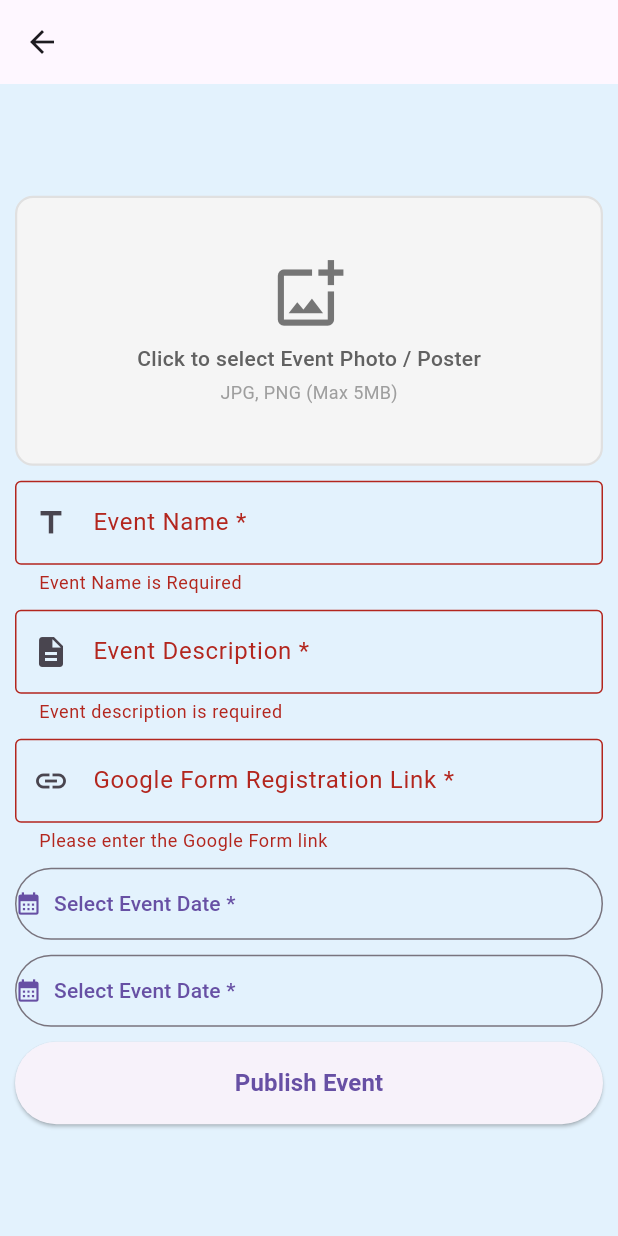
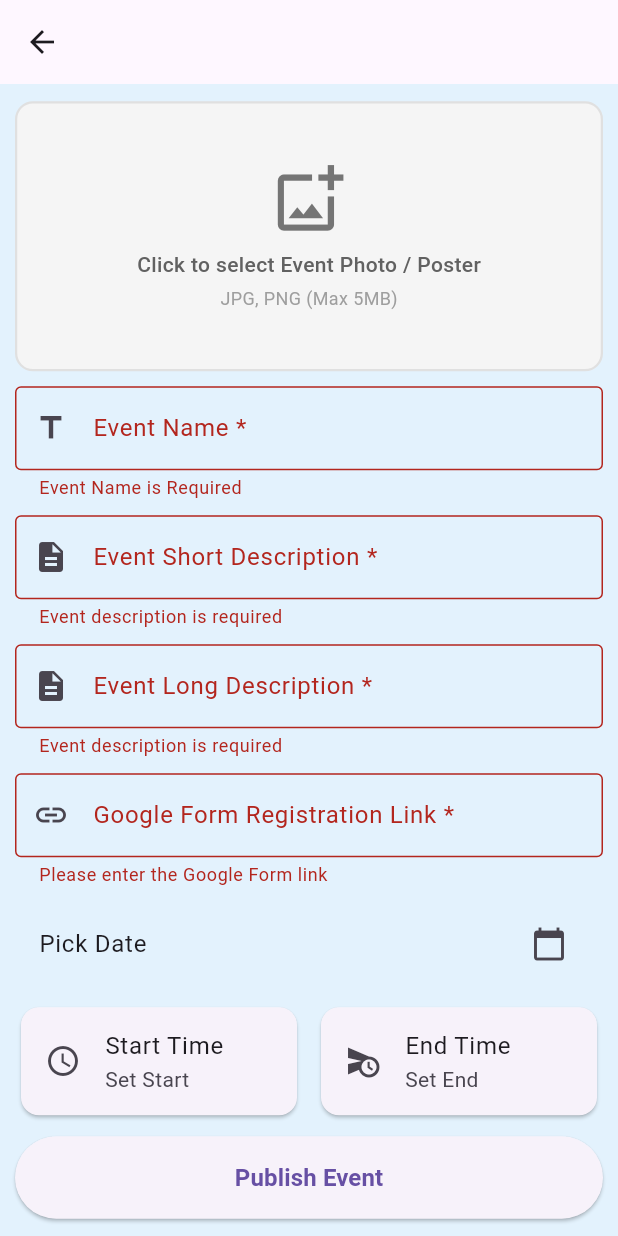
Before and after one commit to umeshhnandavja-byte/Engage, a Flutter app: the NewEventPage screen opened directly, after a tap on "Publish Event", on a phone screen of 412 x 824 dp. Run offline on Flutter 3.47's test engine with Material 3 defaults, Android fonts, the phone set to English and light mode, and no system bars; our stand-ins replace cloud_firestore, firebase_auth, firebase_core, google_sign_in, image_picker, supabase_flutter; accounts and stored records are empty.

Commit message:
Backend Image added

```diff
--- a/lib/features/ui/web/pages/new_event_page.dart
+++ b/lib/features/ui/web/pages/new_event_page.dart
@@ -1,6 +1,6 @@
 import 'package:engage/core/constants/app_constants.dart';
 import 'package:flutter/material.dart';
-import 'dart:typed_data';
+import 'dart:io';
 import 'package:image_picker/image_picker.dart';
 import 'package:cloud_firestore/cloud_firestore.dart';
 import 'package:firebase_auth/firebase_auth.dart';
@@ -27,8 +27,8 @@ class _NewEventPageState extends State<NewEventPage> {
 
   bool _isPublishing = false;
 
-  Uint8List? _selectedImageBytes;
-  String? _selectedImageName;
+  File? _selectedImage;
+  final ImagePicker _picker = ImagePicker();
 
   @override
   void dispose() {
@@ -40,19 +40,13 @@ class _NewEventPageState extends State<NewEventPage> {
   }
 
   Future<void> _pickImage() async {
-    final picker = ImagePicker();
-    final XFile? file = await picker.pickImage(
+    final XFile? pickedFile = await _picker.pickImage(
       source: ImageSource.gallery,
-      imageQuality: 85,
     );
+    if(pickedFile != null){
+      setState(() => _selectedImage = File(pickedFile.path));
+    }
 
-    if (file != null) {
-      final bytes = await file.readAsBytes();
-      setState(() {
-        _selectedImageBytes = bytes;
-        _selectedImageName = file.name;
-      });
-    }
   }
 
   Future<void> _pickDate() async{
@@ -115,26 +109,37 @@ class _NewEventPageState extends State<NewEventPage> {
     });
 
     try{
-      String uploadImageUrl = '';
+      Future<String?> _uploadToSupabase(File imageFile) async{
+        try{
 
-      if (_selectedImageBytes != null) {
+          if (_selectedImage != null) {
             final supabase = Supabase.instance.client;
-        final cleanFileName = _selectedImageName?.replaceAll(' ', '_') ?? 'poster.jpg';
-        final filePath = 'banners/${DateTime.now().millisecondsSinceEpoch}_$cleanFileName';
+            final fileName = 'banners/${user.uid}_${DateTime.now().millisecondsSinceEpoch}.jpg';
 
-        // Upload raw bytes directly to the Supabase public bucket
-        await supabase.storage.from(AppConstants.eventImagesBucket).uploadBinary(
-              filePath,
-              _selectedImageBytes!,
+            await supabase.storage.from(AppConstants.eventImagesBucket).upload(
+                  fileName,
+                  imageFile,
                   fileOptions: const FileOptions(
                     contentType: 'image/jpeg',
-                upsert: true,
+                    upsert: false,
                   ),
                 );
 
-        // Retrieve the public HTTPS image URL
-        uploadImageUrl = supabase.storage.from(AppConstants.eventImagesBucket).getPublicUrl(filePath);
+            return supabase.storage.from(AppConstants.eventImagesBucket).getPublicUrl(fileName);
           }
+        }catch(e){
+          SnackBar(content: Text('Image Upload Error: $e'));
+        }
+
+      }
+
+      String? uploadImageUrl = '';
+
+      uploadImageUrl = await _uploadToSupabase(_selectedImage!);
+
+      if (uploadImageUrl == null) {
+        setState(() => _isPublishing = false);
+        SnackBar(content: Text('Image upload failed. Please try again.'));
 
         final startDateTime = DateTime(
           _eventDate!.year, _eventDate!.month, _eventDate!.day,
@@ -159,9 +164,9 @@ class _NewEventPageState extends State<NewEventPage> {
           'registeredCount': 0,
           'registeredUsers': [],
 
-        'organiserId': user?.uid,
-        'organiserName': user?.displayName ?? 'Organiser',
-        'organiserEmail': user?.email ?? '',
+          'organiserId': user.uid,
+          'organiserName': user.displayName ?? 'Organiser',
+          'organiserEmail': user.email ?? '',
         });
 
         if (mounted) {
@@ -169,6 +174,7 @@ class _NewEventPageState extends State<NewEventPage> {
             const SnackBar(content: Text('Event published live!')),
           );
           Navigator.pop(context);
+        }
       }
     }catch(e){
       if (mounted) {
@@ -206,14 +212,14 @@ class _NewEventPageState extends State<NewEventPage> {
                         borderRadius: BorderRadius.circular(12),
                         border: Border.all(color: Colors.grey.shade300, width: 1.5),
                       ),
-                      child: _selectedImageBytes != null
+                      child: _selectedImage != null
                           ? ClipRRect(
                               borderRadius: BorderRadius.circular(10),
                               child: Stack(
                                 fit: StackFit.expand,
                                 children: [
-                                  Image.memory(
-                                    _selectedImageBytes!,
+                                  Image.file(
+                                    _selectedImage!,
                                     fit: BoxFit.cover,
                                   ),
                                   Positioned(
@@ -269,11 +275,25 @@ class _NewEventPageState extends State<NewEventPage> {
 
                 const SizedBox(height: 10),
 
+                TextFormField(
+                  controller: _shortdescriptionController,
+                  decoration: const InputDecoration(
+                    labelText: 'Event Short Description *',
+                    alignLabelWithHint: true,
+                    prefixIcon: Icon(Icons.description),
+                    border: OutlineInputBorder(),
+                  ),
+                  validator: (val) => (val == null || val.trim().isEmpty)
+                      ? 'Event description is required'
+                      : null,
+                ),
+
+                const SizedBox(height: 10),
 
                 TextFormField(
                   controller: _longdescriptionController,
                   decoration: const InputDecoration(
-                    labelText: 'Event Description *',
+                    labelText: 'Event Long Description *',
                     alignLabelWithHint: true,
                     prefixIcon: Icon(Icons.description),
                     border: OutlineInputBorder(),
@@ -299,34 +319,38 @@ class _NewEventPageState extends State<NewEventPage> {
                 const SizedBox(height: 10),
 
 
-                OutlinedButton.icon(
-                  onPressed: _pickDate,
-                  icon: const Icon(Icons.calendar_month),
-                  label: Text(
-                    _eventDate == null
-                        ? 'Select Event Date *'
-                        : 'Event Date: ${_eventDate!.day}/${_eventDate!.month}/${_eventDate!.year}',
-                  ),
-                  style: OutlinedButton.styleFrom(
-                    padding: const EdgeInsets.symmetric(vertical: 14),
-                    alignment: Alignment.centerLeft,
-                  ),
+                ListTile(
+                title: Text(_eventDate == null ? 'Pick Date' : 'Date Selected'),
+                trailing: const Icon(Icons.calendar_today),
+                onTap: _pickDate,
               ),
 
                 const SizedBox(height: 10),
 
-                OutlinedButton.icon(
-                  onPressed: _pickDate,
-                  icon: const Icon(Icons.calendar_month),
-                  label: Text(
-                    _eventDate == null
-                        ? 'Select Event Date *'
-                        : 'Event Date: ${_eventDate!.day}/${_eventDate!.month}/${_eventDate!.year}',
+                Row(
+                children: [
+                  Expanded(
+                    child: Card(
+                      child: ListTile(
+                        leading: const Icon(Icons.schedule),
+                        title: const Text('Start Time'),
+                        subtitle: Text(_startTime == null ? 'Set Start' : _startTime!.format(context)),
+                        onTap: () => _pickTime(isStart: true),
                       ),
-                  style: OutlinedButton.styleFrom(
-                    padding: const EdgeInsets.symmetric(vertical: 14),
-                    alignment: Alignment.centerLeft,
                     ),
+                  ),
+                  const SizedBox(width: 8),
+                  Expanded(
+                    child: Card(
+                      child: ListTile(
+                        leading: const Icon(Icons.schedule_send),
+                        title: const Text('End Time'),
+                        subtitle: Text(_endTime == null ? 'Set End' : _endTime!.format(context)),
+                        onTap: () => _pickTime(isStart: false),
+                      ),
+                    ),
+                  ),
+                ],
               ),
 
               const SizedBox(height: 10),
--- a/lib/main.dart
+++ b/lib/main.dart
@@ -1,7 +1,9 @@
+import 'package:engage/core/constants/app_constants.dart';
 import 'package:engage/features/ui/mobile/pages/login_portal.dart';
 import 'package:flutter/material.dart';
 
 import 'package:engage/core/theme/colors.dart';
+import 'package:supabase_flutter/supabase_flutter.dart';
 import 'features/ui/mobile/pages/events_page.dart';
 import 'features/ui/mobile/pages/home_page.dart';
 import 'features/ui/mobile/pages/profile_page.dart';
@@ -15,6 +17,11 @@ void main() async{
 
   await Firebase.initializeApp(
     options: DefaultFirebaseOptions.currentPlatform
+  );
+
+  await Supabase.initialize(
+    url: AppConstants.supabaseUrl,
+    publishableKey: AppConstants.supabaseAnonKey,
   );
 
   runApp(const MainApp());
```
Lines whose indentation alone changed are shown as unchanged.
